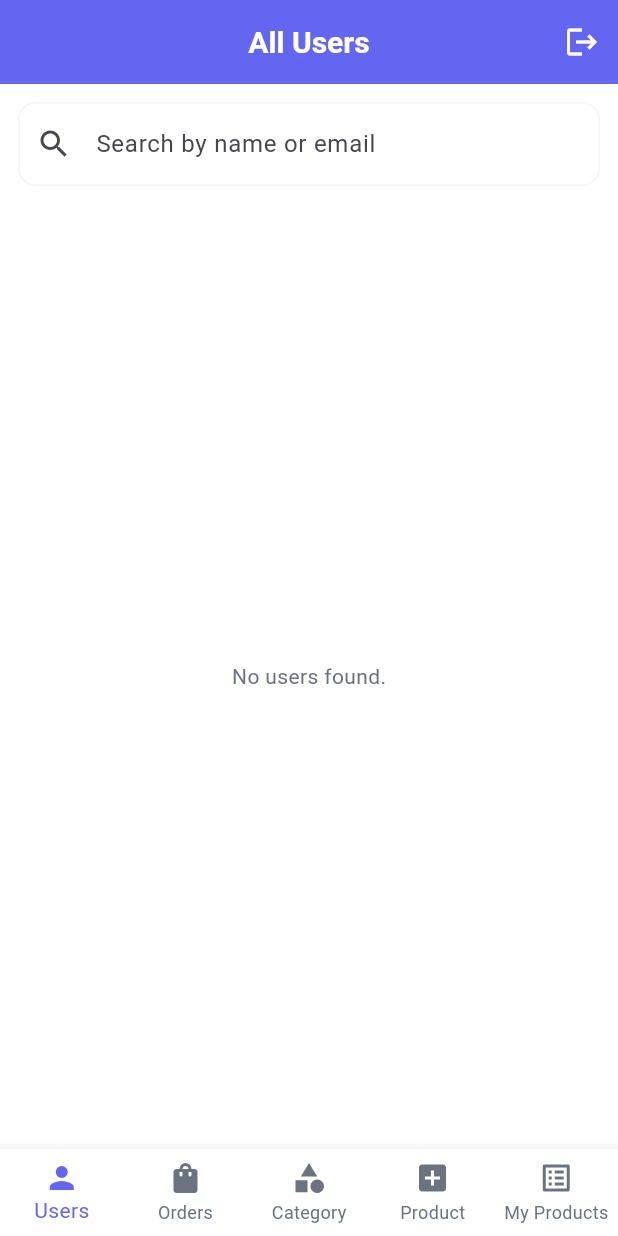
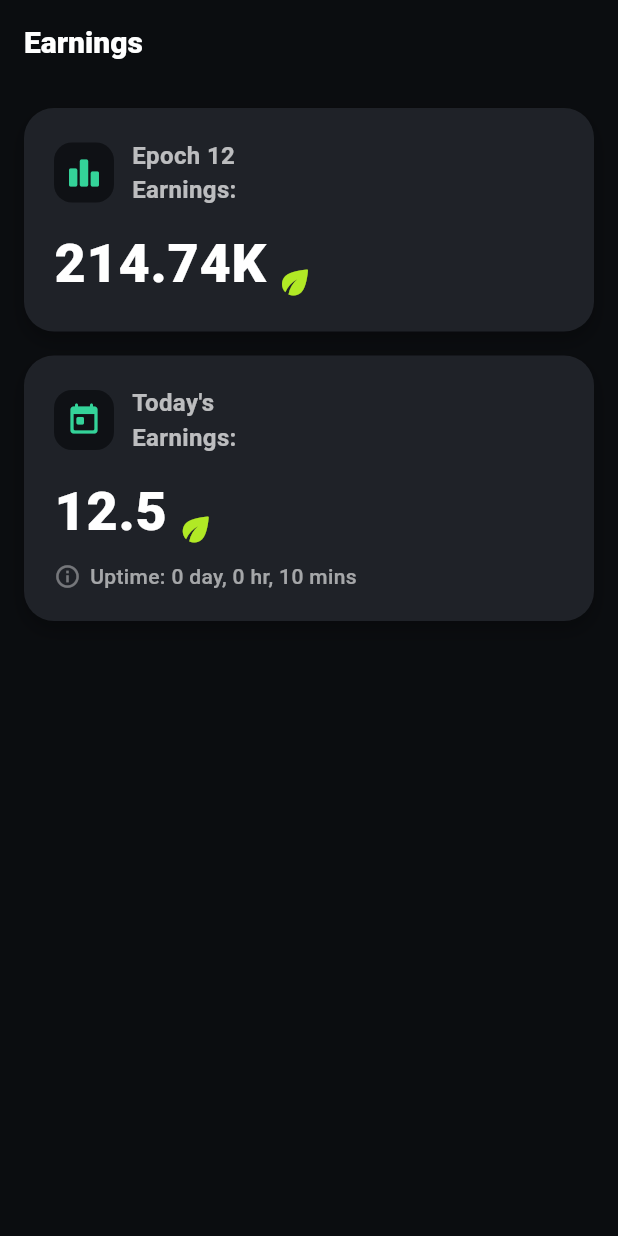
Before and after one commit to JomonJohnson9567/Mini-Wheels_admin_, a Flutter app: the screen it shows after launch, on a phone screen of 412 x 824 dp. Run offline on Flutter 3.47's test engine with Material 3 defaults, Android fonts, the phone set to English and light mode, and no system bars; our stand-ins replace bloc, cloud_firestore, equatable, firebase_auth, firebase_core, flutter_bloc and 2 more; accounts and stored records are empty.

Commit message:
feat: Add EarningsScreen and EarningsCard widgets
Co-authored-by: jomonjohnsonkm <jomonjohnsonkm@gmail.com>

```diff
--- a/lib/main.dart
+++ b/lib/main.dart
@@ -7,6 +7,7 @@ import 'package:mini_wheelz/bloc/admin_orders_filter_bloc.dart';
 import 'package:mini_wheelz/bloc/category_bloc.dart';
 import 'package:mini_wheelz/bloc/product_bloc.dart';
 import 'package:mini_wheelz/screens/auth/authwraper_page.dart';
+import 'package:mini_wheelz/screens/earnings/earnings_screen.dart';
 
 Future<void> main() async {
   WidgetsFlutterBinding.ensureInitialized();
@@ -96,7 +97,9 @@ class MyApp extends StatelessWidget {
             ),
           ),
         ),
-        home: const AuthWrapper(),
+        // Switch to `EarningsScreen` to preview the new UI quickly.
+        // Replace with `AuthWrapper()` to restore default behavior.
+        home: const EarningsScreen(),
       ),
     );
   }
--- /dev/null
+++ b/lib/screens/earnings/earnings_screen.dart
@@ -0,0 +1,51 @@
+import 'package:flutter/material.dart';
+import 'package:mini_wheelz/core/colors.dart';
+import 'package:mini_wheelz/widgets/earnings_card.dart';
+
+class EarningsScreen extends StatelessWidget {
+  const EarningsScreen({super.key});
+
+  @override
+  Widget build(BuildContext context) {
+    final Color darkBg = const Color(0xFF0B0D10);
+
+    return Scaffold(
+      backgroundColor: darkBg,
+      appBar: AppBar(
+        backgroundColor: darkBg,
+        surfaceTintColor: Colors.transparent,
+        elevation: 0,
+        centerTitle: false,
+        title: const Text(
+          'Earnings',
+          style: TextStyle(
+            color: Colors.white,
+            fontWeight: FontWeight.w800,
+          ),
+        ),
+      ),
+      body: SafeArea(
+        child: Padding(
+          padding: const EdgeInsets.all(16.0),
+          child: Column(
+            crossAxisAlignment: CrossAxisAlignment.stretch,
+            children: const [
+              EarningsCard(
+                title: 'Epoch 12\nEarnings:',
+                value: '214.74K',
+                leadingIcon: Icons.leaderboard_rounded,
+              ),
+              SizedBox(height: 16),
+              EarningsCard(
+                title: "Today's\nEarnings:",
+                value: '12.5',
+                subtitle: 'Uptime: 0 day, 0 hr, 10 mins',
+                leadingIcon: Icons.today_rounded,
+              ),
+            ],
+          ),
+        ),
+      ),
+    );
+  }
+}
--- /dev/null
+++ b/lib/widgets/earnings_card.dart
@@ -0,0 +1,103 @@
+import 'package:flutter/material.dart';
+import 'package:mini_wheelz/core/colors.dart';
+
+class EarningsCard extends StatelessWidget {
+  final String title;
+  final String value;
+  final String? subtitle;
+  final IconData? leadingIcon;
+
+  const EarningsCard({
+    super.key,
+    required this.title,
+    required this.value,
+    this.subtitle,
+    this.leadingIcon,
+  });
+
+  @override
+  Widget build(BuildContext context) {
+    final Color darkCard = const Color(0xFF1F2228);
+    final Color darkSurface = const Color(0xFF0F1115);
+
+    return Container(
+      decoration: BoxDecoration(
+        color: darkCard,
+        borderRadius: BorderRadius.circular(20),
+        boxShadow: const [
+          BoxShadow(
+            color: Colors.black26,
+            blurRadius: 10,
+            offset: Offset(0, 6),
+          ),
+        ],
+      ),
+      padding: const EdgeInsets.all(20),
+      child: Column(
+        crossAxisAlignment: CrossAxisAlignment.start,
+        children: [
+          Row(
+            children: [
+              if (leadingIcon != null)
+                Container(
+                  decoration: BoxDecoration(
+                    color: darkSurface,
+                    borderRadius: BorderRadius.circular(12),
+                  ),
+                  padding: const EdgeInsets.all(8),
+                  child: Icon(leadingIcon, color: secondaryLight),
+                ),
+              if (leadingIcon != null) const SizedBox(width: 12),
+              Text(
+                title,
+                style: const TextStyle(
+                  color: Colors.white70,
+                  fontWeight: FontWeight.w600,
+                  fontSize: 16,
+                ),
+              ),
+            ],
+          ),
+          const SizedBox(height: 12),
+          Row(
+            crossAxisAlignment: CrossAxisAlignment.end,
+            children: [
+              Text(
+                value,
+                style: const TextStyle(
+                  color: Colors.white,
+                  fontSize: 36,
+                  fontWeight: FontWeight.w800,
+                  letterSpacing: 0.5,
+                ),
+              ),
+              const SizedBox(width: 6),
+              const Icon(
+                Icons.eco_rounded,
+                color: priceCardColor,
+                size: 26,
+              ),
+            ],
+          ),
+          if (subtitle != null) ...[
+            const SizedBox(height: 8),
+            Row(
+              children: [
+                const Icon(Icons.info_outline, color: Colors.white38, size: 18),
+                const SizedBox(width: 6),
+                Text(
+                  subtitle!,
+                  style: const TextStyle(
+                    color: Colors.white60,
+                    fontSize: 14,
+                    fontWeight: FontWeight.w500,
+                  ),
+                ),
+              ],
+            ),
+          ],
+        ],
+      ),
+    );
+  }
+}
```
